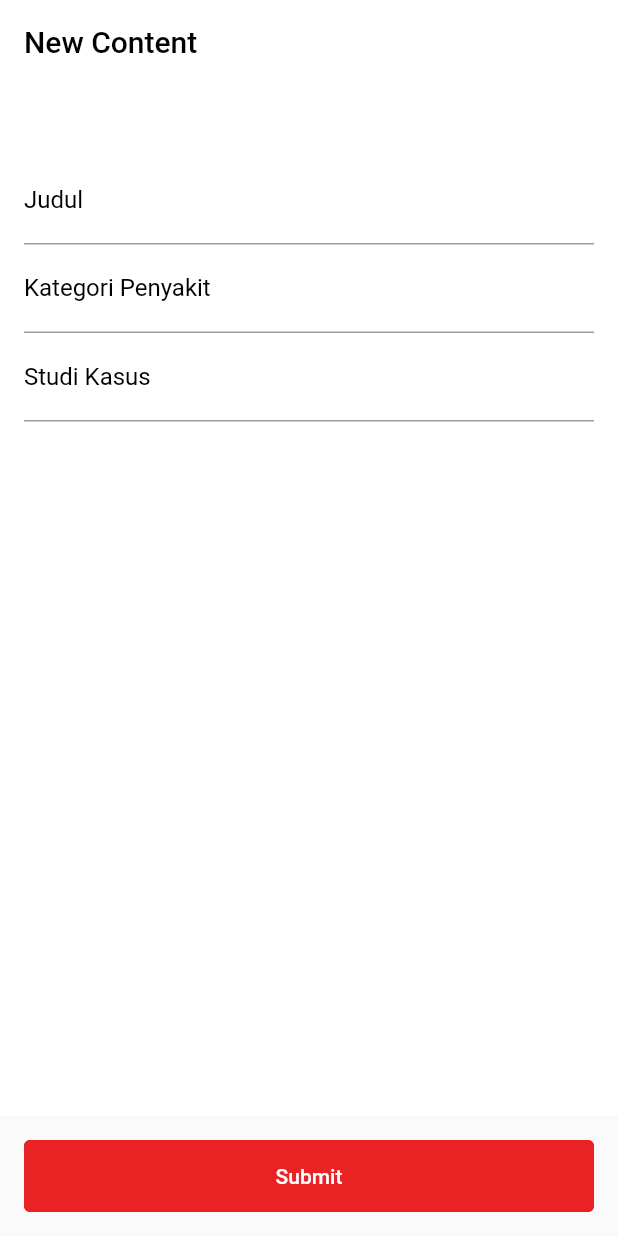
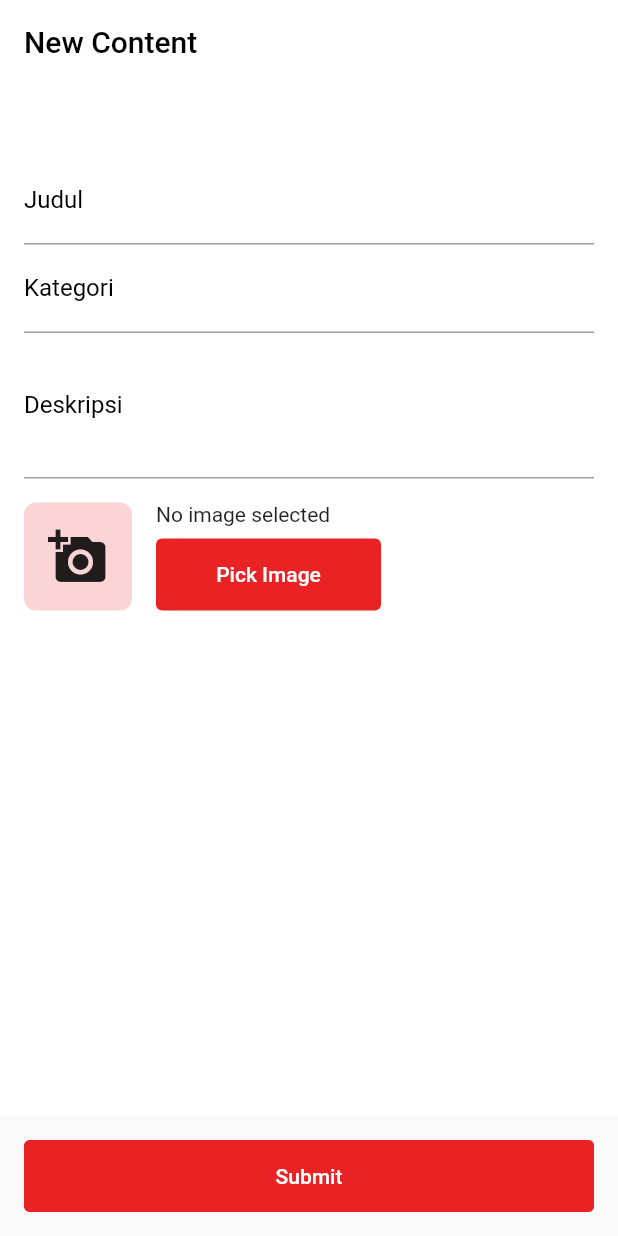
Before and after one commit to CevinWays/medisains, a Flutter app: the FormContentPage screen opened directly, on a phone screen of 412 x 824 dp. Run offline on Flutter 3.47's test engine with Material 2 defaults, Android fonts, the phone set to English and light mode, and no system bars; our stand-ins replace bloc, cached_network_image, carousel_slider, cloud_firestore, date_format, equatable and 12 more; accounts and stored records are empty.

Commit message:
Add image upload function to firebase storage

```diff
--- a/lib/pages/content/bloc/content_event.dart
+++ b/lib/pages/content/bloc/content_event.dart
@@ -1,3 +1,5 @@
+import 'dart:io';
+
 import 'package:equatable/equatable.dart';
 
 abstract class ContentEvent extends Equatable {
@@ -9,8 +11,9 @@ class CreateContentEvent extends ContentEvent{
   final String title;
   final String desc;
   final String category;
+  final File file;
 
-  CreateContentEvent({this.category, this.title, this.desc});
+  CreateContentEvent({this.file,this.category, this.title, this.desc});
   @override
   String toString() => 'CreateContentEvent';
 }
--- a/lib/pages/content/layout/form_content_page.dart
+++ b/lib/pages/content/layout/form_content_page.dart
@@ -1,10 +1,15 @@
+import 'dart:io';
+
 import 'package:flutter/material.dart';
 import 'package:flutter_bloc/flutter_bloc.dart';
 import 'package:fluttertoast/fluttertoast.dart';
+import 'package:image_picker/image_picker.dart';
+import 'package:medisains/app.dart';
 import 'package:medisains/helpers/constant_color.dart';
 import 'package:medisains/helpers/toast_helper.dart';
 import 'package:medisains/helpers/validator_helper.dart';
 import 'package:medisains/pages/content/bloc/bloc.dart';
+import 'package:permission_handler/permission_handler.dart';
 
 class FormContentPage extends StatefulWidget {
   @override
@@ -17,6 +22,8 @@ class _FormContentPageState extends State<FormContentPage> {
   TextEditingController _catController = TextEditingController();
   ContentBloc _contentBloc;
   final GlobalKey<FormState> _formKey = GlobalKey<FormState>();
+  File _image;
+  final picker = ImagePicker();
 
   @override
   void initState() {
@@ -76,7 +83,7 @@ class _FormContentPageState extends State<FormContentPage> {
                           keyboardType: TextInputType.text,
                           autovalidateMode: AutovalidateMode.onUserInteraction,
                           decoration: InputDecoration(
-                            labelText: "Kategori Penyakit",
+                            labelText: "Kategori",
                             hintText: "Kategori",
                             focusedBorder: UnderlineInputBorder(
                               borderSide: BorderSide(color: primaryColor),
@@ -90,10 +97,11 @@ class _FormContentPageState extends State<FormContentPage> {
                           controller: _descController,
                           keyboardType: TextInputType.text,
                           autovalidateMode: AutovalidateMode.onUserInteraction,
+                          maxLines: 3,
                           validator: (String value)=>ValidatorHelper.validatorEmpty(label: "Studi kasus",value: value),
                           decoration: InputDecoration(
-                            labelText: "Studi Kasus",
-                            hintText: "Studi Kasus",
+                            labelText: "Deskripsi",
+                            hintText: "Deskripsi Singkat",
                             focusedBorder: UnderlineInputBorder(
                               borderSide: BorderSide(color: primaryColor),
                             ),
@@ -101,6 +109,51 @@ class _FormContentPageState extends State<FormContentPage> {
                           ),
                         ),
                       ),
+                      Container(
+                        margin: EdgeInsets.symmetric(vertical: 16),
+                        width: MediaQuery.of(context).size.width,
+                        child: Row(
+                          children: [
+                            _image == null ? Container(
+                              padding: EdgeInsets.all(16),
+                              child: Icon(Icons.add_a_photo,size: 40,),
+                              decoration: BoxDecoration(
+                                  color: lightRedColor,
+                                  borderRadius: BorderRadius.circular(8),
+                              ),
+                            ) : Container(child: Image.file(_image,width: 80,height: 80,),),
+                            SizedBox(width: 16,),
+                            Column(
+                              children: [
+                                Container(
+                                  width : 150,
+                                  child: _image == null ? Text(
+                                      "No image selected",)
+                                      : Text(_image.path.toString(),
+                                    overflow: TextOverflow.ellipsis,)
+                                ),
+                                SizedBox(height: 8,),
+                                Container(
+                                  width: 150,
+                                  child: FlatButton(
+                                    padding: EdgeInsets.all(16),
+                                    onPressed: () async {
+                                      await getImage();
+                                    },
+                                    color: primaryColor,
+                                    child: Text(
+                                      "Pick Image",
+                                      style: TextStyle(color: Colors.white),
+                                    ),
+                                    shape: RoundedRectangleBorder(
+                                        borderRadius: BorderRadius.circular(4)),
+                                  ),
+                                )
+                              ],
+                            )
+                          ],
+                        ),
+                      )
                     ],
                   ),
                 ),
@@ -133,10 +186,36 @@ class _FormContentPageState extends State<FormContentPage> {
   }
 
   void _createContent(){
+
+    File file = File(_image.path);
+
     if(_formKey.currentState.validate())
       _contentBloc.add(CreateContentEvent(
           category: _catController.text,
           title: _titleController.text,
-          desc: _descController.text));
+          desc: _descController.text,
+          file: file));
   }
+
+  Future getImage() async {
+    // await Permission.photos.request();
+    await Permission.camera.request();
+
+    // var permissionPhotosStatus = await Permission.photos.status;
+    var permissionCameraStatus = await Permission.camera.status;
+
+    if(permissionCameraStatus.isGranted){
+      final pickedFile = await picker.getImage(source: ImageSource.camera);
+      setState(() {
+        if (pickedFile != null) {
+          _image = File(pickedFile.path);
+        } else {
+          print('No image selected.');
+        }
+      });
+    }else{
+      Fluttertoast.showToast(msg: "Tidak di izinkan, silahkan coba lagi");
+    }
+  }
+
 }
--- a/lib/pages/content/model/content_model.dart
+++ b/lib/pages/content/model/content_model.dart
@@ -9,6 +9,7 @@ class ContentModel{
   String photoUrl;
   String createDate;
   String updateDate;
+  String imageUrl;
 
 
   ContentModel(
@@ -21,7 +22,8 @@ class ContentModel{
       this.rating,
       this.photoUrl,
       this.createDate,
-      this.updateDate});
+      this.updateDate,this.imageUrl
+      });
 
   ContentModel.map(dynamic obj) {
     this.uid = obj["uid"];
@@ -39,7 +41,8 @@ class ContentModel{
         photoUrl = json['photo_url'],
         createDate = json['create_date'],
         updateDate = json['update_date'],
-        idCont = json['id_cont'].toString();
+        idCont = json['id_cont'].toString(),
+        imageUrl = json['imageUrl'] ?? "";
 
   Map<String, dynamic> toMap() {
     var map = new Map<String, dynamic>();
--- a/lib/pages/home/fragment_profile_page.dart
+++ b/lib/pages/home/fragment_profile_page.dart
@@ -98,10 +98,7 @@ class _FragmentProfilePageState extends State<FragmentProfilePage> {
                     BlocBuilder(
                       cubit: _authBloc,
                       builder: (context,state){
-                        return Text(
-                          state is ReadUserDataState
-                              ? state.username
-                              : "Username",
+                        return Text( App().sharedPreferences.getString("displayName"),
                           style: TextStyle(fontSize: 20,fontWeight: FontWeight.bold, color: Colors.black),
                         );
                       },
```
Also changed, not shown: lib/pages/content/bloc/content_bloc.dart (+13 -0 lines), lib/pages/content/layout/content_page.dart (+26 -1 lines), pubspec.yaml (+6 -3 lines), pubspec.lock, 1 other file.
